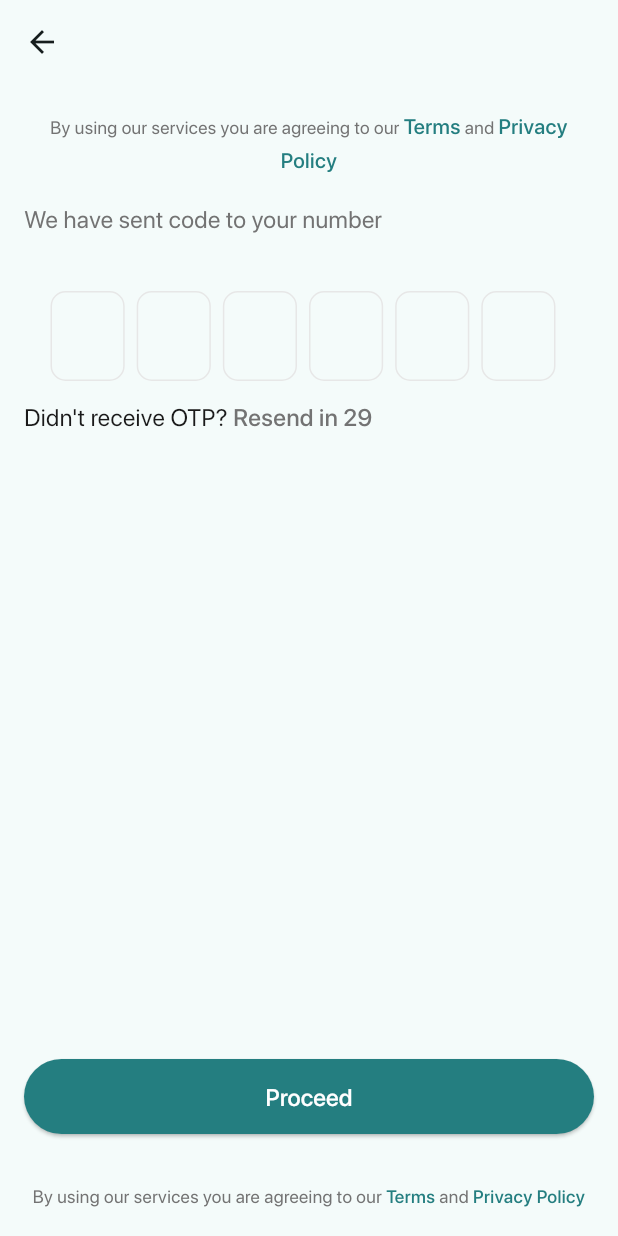
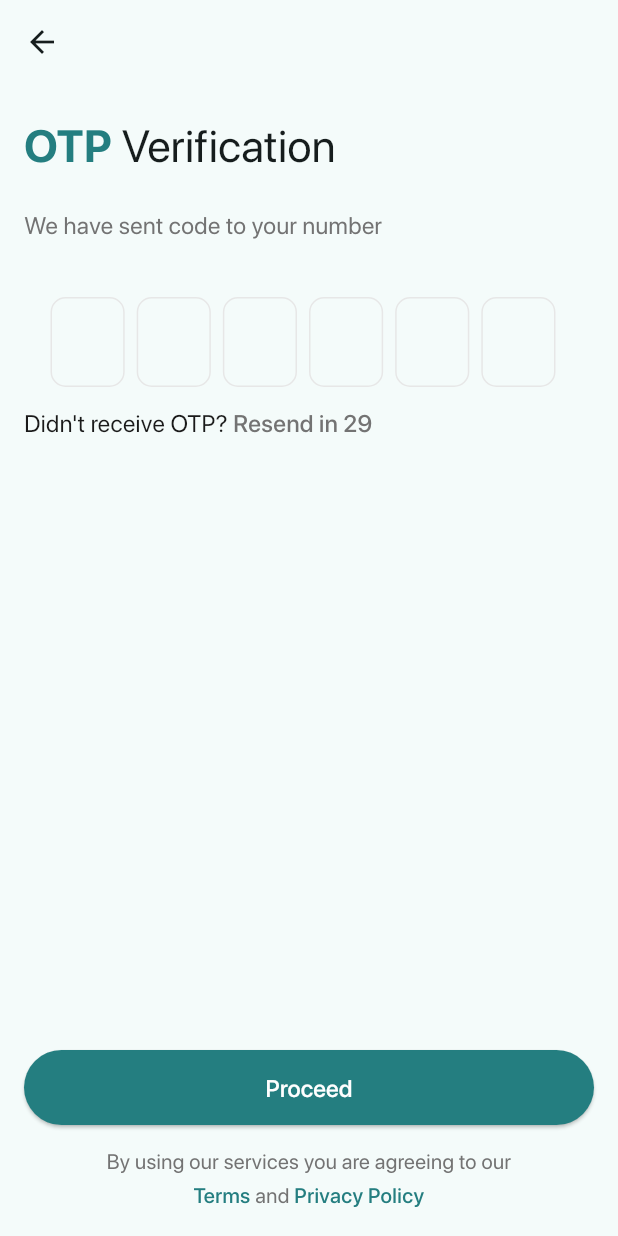
Before and after one commit to mYashavanth/step_mobile, a Flutter app: the OTPScreen screen opened by its route, on a phone screen of 412 x 824 dp. Run offline on Flutter 3.47's test engine with Material 3 defaults, Android fonts, the phone set to English and light mode, and no system bars; drawn by our look-alikes of flutter_otp_text_field; our stand-ins replace calendar_date_picker2, chewie, firebase_analytics, firebase_core, flutter_localization, flutter_secure_storage and 5 more; accounts and stored records are empty; project files that could hold a hidden picture were left out.

Commit message:
updated some ui changes

```diff
--- a/lib/views/otp_screen.dart
+++ b/lib/views/otp_screen.dart
@@ -283,23 +283,13 @@ class _OTPScreenState extends State<OTPScreen> {
             Text.rich(
               TextSpan(
                 children: [
-                  const TextSpan(
-                    text: 'By using our services you are agreeing to our ',
-                    style: TextStyle(
-                      color: Color(0xFF737373),
-                      fontSize: 12,
-                      fontFamily: 'SF Pro Display',
-                      fontWeight: FontWeight.w400,
-                      height: 1.67,
-                    ),
-                  ),
                   TextSpan(
-                    text: 'Terms',
+                    text: 'OTP',
                     style: const TextStyle(
                       color: Color(0xFF247E80),
-                      fontSize: 14,
+                      fontSize: 30,
+                      fontWeight: FontWeight.w700,
                       fontFamily: 'SF Pro Display',
-                      fontWeight: FontWeight.w500,
                       height: 1.67,
                     ),
                     recognizer: TapGestureRecognizer()
@@ -309,28 +299,13 @@ class _OTPScreenState extends State<OTPScreen> {
                       },
                   ),
                   const TextSpan(
-                    text: ' and ',
+                    text: ' Verification',
                     style: TextStyle(
-                      color: Color(0xFF737373),
-                      fontSize: 12,
+                      fontSize: 30,
                       fontFamily: 'SF Pro Display',
                       fontWeight: FontWeight.w400,
                       height: 1.67,
                     ),
-                  ),
-                  TextSpan(
-                    text: 'Privacy Policy',
-                    style: const TextStyle(
-                      color: Color(0xFF247E80),
-                      fontSize: 14,
-                      fontFamily: 'SF Pro Display',
-                      fontWeight: FontWeight.w500,
-                      height: 1.67,
-                    ),
-                    recognizer: TapGestureRecognizer()
-                      ..onTap = () {
-                        Navigator.of(context).pushNamed('/privacy_policy');
-                      },
                   ),
                 ],
               ),
@@ -484,15 +459,15 @@ class _OTPScreenState extends State<OTPScreen> {
                       ),
                     ),
             ),
-            const SizedBox(height: 32),
+            const SizedBox(height: 12),
             const Text.rich(
               TextSpan(
                 children: [
                   TextSpan(
-                    text: 'By using our services you are agreeing to our ',
+                    text: 'By using our services you are agreeing to our \n',
                     style: TextStyle(
                       color: Color(0xFF737373),
-                      fontSize: 12,
+                      fontSize: 14,
                       fontFamily: 'SF Pro Display',
                       fontWeight: FontWeight.w400,
                       height: 1.67,
@@ -502,7 +477,7 @@ class _OTPScreenState extends State<OTPScreen> {
                     text: 'Terms',
                     style: TextStyle(
                       color: Color(0xFF247E80),
-                      fontSize: 12,
+                      fontSize: 14,
                       fontFamily: 'SF Pro Display',
                       fontWeight: FontWeight.w500,
                       height: 1.67,
@@ -512,7 +487,7 @@ class _OTPScreenState extends State<OTPScreen> {
                     text: ' and ',
                     style: TextStyle(
                       color: Color(0xFF737373),
-                      fontSize: 12,
+                      fontSize: 14,
                       fontFamily: 'SF Pro Display',
                       fontWeight: FontWeight.w400,
                       height: 1.67,
@@ -522,7 +497,7 @@ class _OTPScreenState extends State<OTPScreen> {
                     text: 'Privacy Policy',
                     style: TextStyle(
                       color: Color(0xFF247E80),
-                      fontSize: 12,
+                      fontSize: 14,
                       fontFamily: 'SF Pro Display',
                       fontWeight: FontWeight.w500,
                       height: 1.67,
```
Also changed, not shown: lib/views/home_page.dart (+5 -4 lines), lib/views/intro.dart (+15 -11 lines), lib/views/mobile_login.dart (+4 -4 lines), lib/views/select_course.dart (+9 -8 lines).
